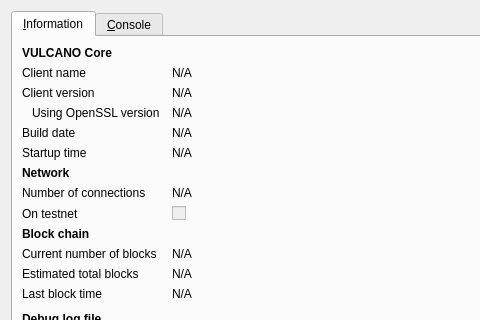
This is src/qt/forms/rpcconsole.ui in whitejack19/varius as Qt 5 draws it before an edit; both pictures show x 0 to 480 and y 0 to 320 of the 740 by 450 pixel window. The edited form follows.
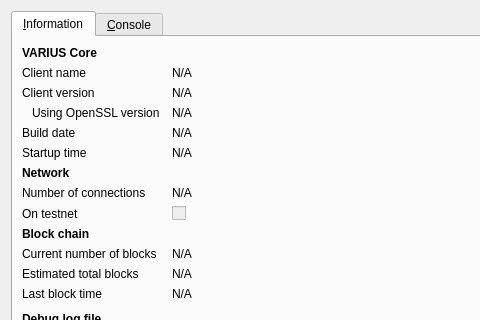
This is the edited form. Icons and pictures are not drawn.

What changed in the file:
```diff
--- a/src/qt/forms/rpcconsole.ui
+++ b/src/qt/forms/rpcconsole.ui
@@ -36,7 +36,7 @@
           </font>
          </property>
          <property name="text">
-          <string>VULCANO Core</string>
+          <string>VARIUS Core</string>
          </property>
         </widget>
        </item>
```
Left out of the diff: 6 changed lines with no effect on the pictures.
